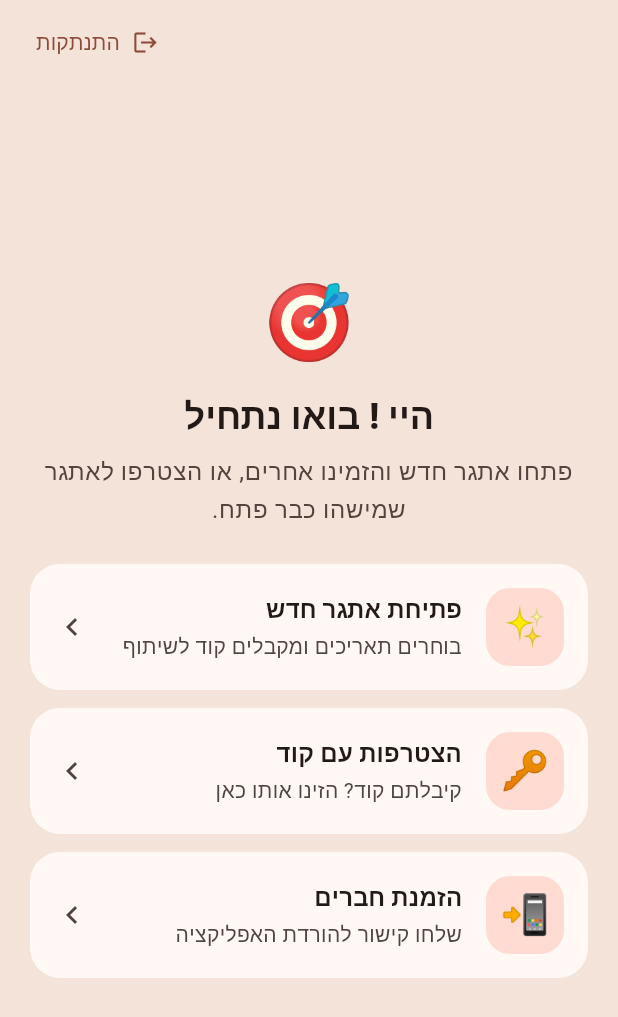
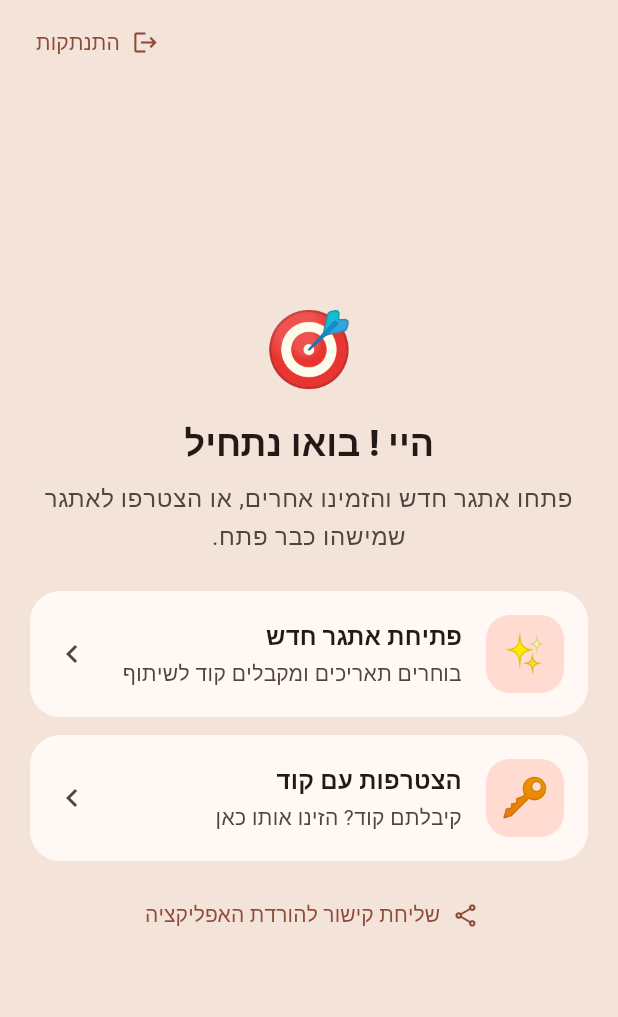
Before and after one commit to eitanco2005-cmd/goals, a Flutter app: the PairingScreen screen opened by its route, on a phone screen of 412 x 824 dp. Shown: the top 1017 px of the screen. Run offline on Flutter 3.47's test engine with Material 3 defaults, Android fonts, the phone set to English and light mode, and no system bars; our stand-ins replace app_links, cloud_firestore, firebase_auth, firebase_core, flutter_local_notifications, flutter_riverpod and 8 more; missing offline and left inert: dart:js_interop, home_widget, quick_actions, workmanager; accounts and stored records are empty; statements that could not run were skipped.

Commit message:
Start screen: the download link is a small text button [skip ci]
Co-Authored-By: Claude Opus 5.5 <noreply@anthropic.com>
Claude-Session: https://claude.ai/code/session_01WwXrbRaUDWz81V3Ag6aeDX

```diff
--- a/lib/features/pairing/pairing_screen.dart
+++ b/lib/features/pairing/pairing_screen.dart
@@ -156,17 +156,19 @@ class _ModeChoice extends ConsumerWidget {
           onTap: () => onSelected(_PairMode.join),
         ),
         const SizedBox(height: 12),
-        // Before there's a challenge: send friends the download link.
-        _ChoiceCard(
-          key: const ValueKey('invite-download'),
-          emoji: '📲',
-          title: l.pairInviteTitle,
-          subtitle: l.pairInviteSubtitle,
-          onTap: () => shareOrCopy(
-            ref,
-            ScaffoldMessenger.of(context),
-            l.pairInviteText('$siteUrl/download'),
-            copiedMessage: l.inviteCopied,
+        // Before there's a challenge: a small way to send friends the
+        // download link.
+        Center(
+          child: TextButton.icon(
+            key: const ValueKey('invite-download'),
+            icon: const Icon(Icons.share_outlined, size: 18),
+            label: Text(l.pairInviteTitle),
+            onPressed: () => shareOrCopy(
+              ref,
+              ScaffoldMessenger.of(context),
+              l.pairInviteText('$siteUrl/download'),
+              copiedMessage: l.inviteCopied,
+            ),
           ),
         ),
       ],
@@ -176,7 +178,6 @@ class _ModeChoice extends ConsumerWidget {
 
 class _ChoiceCard extends StatelessWidget {
   const _ChoiceCard({
-    super.key,
     required this.emoji,
     required this.title,
     required this.subtitle,
--- a/lib/l10n/app_en.arb
+++ b/lib/l10n/app_en.arb
@@ -105,7 +105,7 @@
   "@todayValueHours": {"placeholders": {"value": {"type": "String"}}},
   "goalsTimeMinutes": "Minutes",
   "goalsTimeHours": "Hours",
-  "pairInviteTitle": "Invite friends",
+  "pairInviteTitle": "Send friends the download link",
   "pairInviteSubtitle": "Send a link to download the app",
   "pairInviteText": "Let's do a challenge together on Goals! Download the app: {link}",
   "@pairInviteText": {"placeholders": {"link": {"type": "String"}}},
--- a/lib/l10n/app_he.arb
+++ b/lib/l10n/app_he.arb
@@ -96,7 +96,7 @@
   "todayValueHours": "{value} שע׳",
   "goalsTimeMinutes": "דקות",
   "goalsTimeHours": "שעות",
-  "pairInviteTitle": "הזמנת חברים",
+  "pairInviteTitle": "שליחת קישור להורדת האפליקציה",
   "pairInviteSubtitle": "שלחו קישור להורדת האפליקציה",
   "pairInviteText": "בואו נעשה אתגר ביחד ב-Goals! להורדת האפליקציה: {link}",
   "statusUnlogged": "לא עודכן",
--- a/lib/l10n/gen/app_localizations.dart
+++ b/lib/l10n/gen/app_localizations.dart
@@ -371,7 +371,7 @@ abstract class AppLocalizations {
   /// No description provided for @pairInviteTitle.
   ///
   /// In en, this message translates to:
-  /// **'Invite friends'**
+  /// **'Send friends the download link'**
   String get pairInviteTitle;
 
   /// No description provided for @pairInviteExplain.
--- a/lib/l10n/gen/app_localizations_en.dart
+++ b/lib/l10n/gen/app_localizations_en.dart
@@ -163,7 +163,7 @@ class AppLocalizationsEn extends AppLocalizations {
   String get pairJoinButton => 'Join challenge';
 
   @override
-  String get pairInviteTitle => 'Invite friends';
+  String get pairInviteTitle => 'Send friends the download link';
 
   @override
   String get pairInviteExplain =>
--- a/lib/l10n/gen/app_localizations_he.dart
+++ b/lib/l10n/gen/app_localizations_he.dart
@@ -164,7 +164,7 @@ class AppLocalizationsHe extends AppLocalizations {
   String get pairJoinButton => 'הצטרפות לאתגר';
 
   @override
-  String get pairInviteTitle => 'הזמנת חברים';
+  String get pairInviteTitle => 'שליחת קישור להורדת האפליקציה';
 
   @override
   String get pairInviteExplain =>
```
Also changed, not shown: 1 other file.
